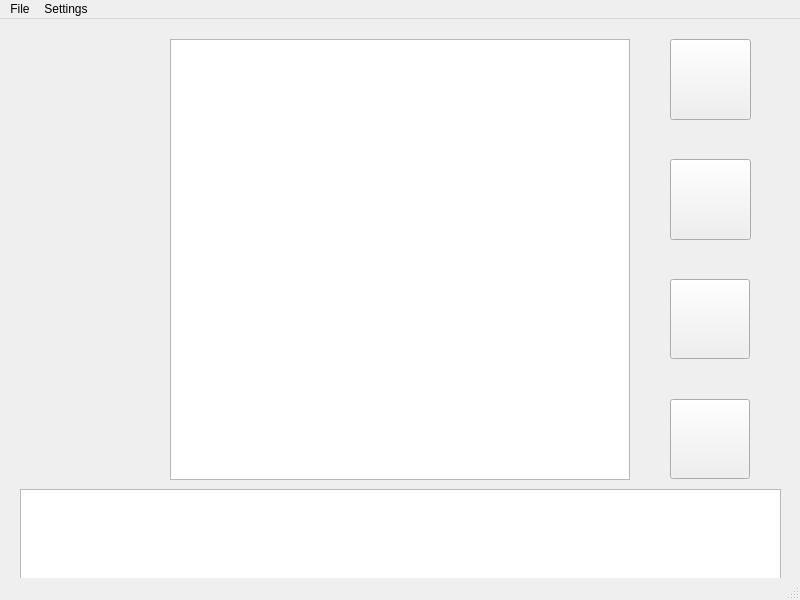
Before: the Qt Designer form SpriteEditor/mainwindow.ui in 00Calvin00/Git-Happens, drawn with Qt 5.
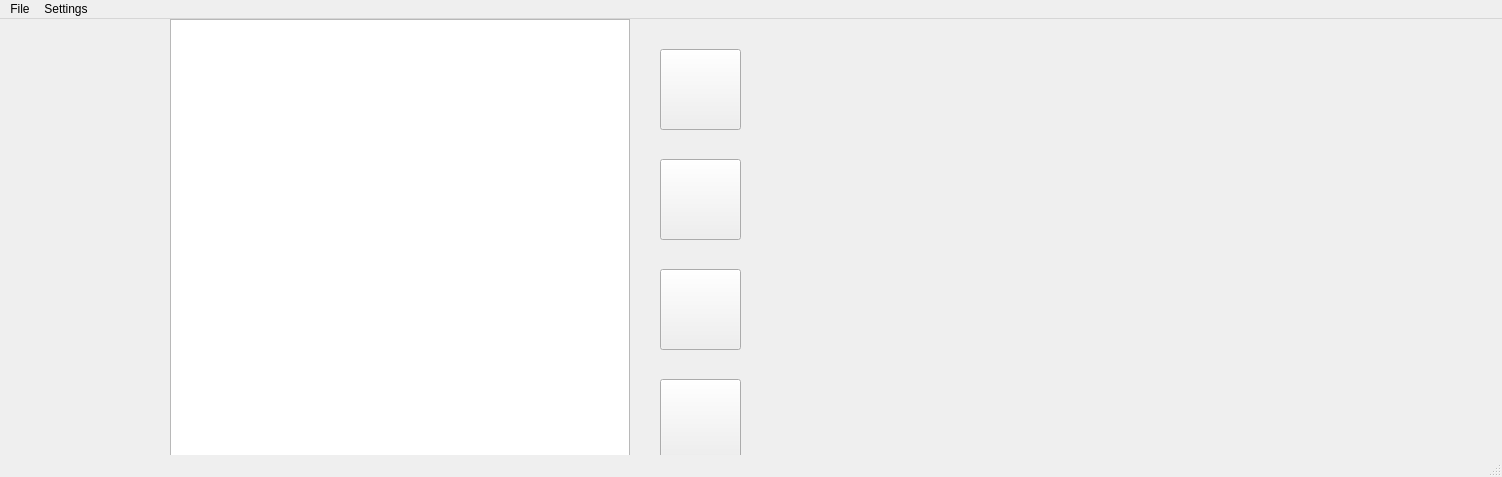
After: the same form once the commit is applied.

Commit message: Testing rough UI layout on different screens.

```diff
--- a/SpriteEditor/mainwindow.ui
+++ b/SpriteEditor/mainwindow.ui
@@ -6,8 +6,8 @@
    <rect>
     <x>0</x>
     <y>0</y>
-    <width>800</width>
-    <height>600</height>
+    <width>1502</width>
+    <height>477</height>
    </rect>
   </property>
   <property name="windowTitle">
@@ -18,7 +18,7 @@
     <property name="geometry">
      <rect>
       <x>170</x>
-      <y>20</y>
+      <y>0</y>
       <width>460</width>
       <height>441</height>
      </rect>
@@ -34,9 +34,9 @@
     <property name="geometry">
      <rect>
       <x>30</x>
-      <y>20</y>
+      <y>10</y>
       <width>121</width>
-      <height>101</height>
+      <height>111</height>
      </rect>
     </property>
    </widget>
@@ -56,34 +56,25 @@
       <x>30</x>
       <y>260</y>
       <width>120</width>
-      <height>201</height>
+      <height>191</height>
      </rect>
     </property>
    </widget>
    <widget class="QListWidget" name="frameNavigator">
     <property name="geometry">
      <rect>
-      <x>20</x>
-      <y>470</y>
-      <width>761</width>
-      <height>91</height>
+      <x>30</x>
+      <y>449</y>
+      <width>741</width>
+      <height>101</height>
      </rect>
     </property>
    </widget>
-   <widget class="QWidget" name="toolSelector" native="true">
-    <property name="geometry">
-     <rect>
-      <x>650</x>
-      <y>20</y>
-      <width>120</width>
-      <height>441</height>
-     </rect>
-    </property>
     <widget class="QToolButton" name="toolButton">
      <property name="geometry">
       <rect>
-       <x>20</x>
-       <y>0</y>
+      <x>660</x>
+      <y>30</y>
        <width>81</width>
        <height>81</height>
       </rect>
@@ -92,24 +83,11 @@
       <string/>
      </property>
     </widget>
-    <widget class="QPushButton" name="pushButton_3">
-     <property name="geometry">
-      <rect>
-       <x>20</x>
-       <y>240</y>
-       <width>80</width>
-       <height>80</height>
-      </rect>
-     </property>
-     <property name="text">
-      <string/>
-     </property>
-    </widget>
     <widget class="QToolButton" name="toolButton_2">
      <property name="geometry">
       <rect>
-       <x>20</x>
-       <y>120</y>
+      <x>660</x>
+      <y>140</y>
        <width>81</width>
        <height>81</height>
       </rect>
@@ -118,27 +96,48 @@
       <string/>
      </property>
     </widget>
-    <widget class="QPushButton" name="pushButton_4">
+   <widget class="QToolButton" name="toolButton_3">
      <property name="geometry">
       <rect>
-       <x>20</x>
+      <x>660</x>
+      <y>250</y>
+      <width>81</width>
+      <height>81</height>
+     </rect>
+    </property>
+    <property name="text">
+     <string/>
+    </property>
+   </widget>
+   <widget class="QToolButton" name="toolButton_4">
+    <property name="geometry">
+     <rect>
+      <x>660</x>
        <y>360</y>
-       <width>80</width>
-       <height>80</height>
+      <width>81</width>
+      <height>81</height>
       </rect>
      </property>
      <property name="text">
       <string/>
      </property>
     </widget>
-   </widget>
+   <zorder>canvas</zorder>
+   <zorder>animationPreview</zorder>
+   <zorder>animationPreviewOptions</zorder>
+   <zorder>colorSelector</zorder>
+   <zorder>toolButton</zorder>
+   <zorder>toolButton_2</zorder>
+   <zorder>toolButton_3</zorder>
+   <zorder>toolButton_4</zorder>
+   <zorder>frameNavigator</zorder>
   </widget>
   <widget class="QMenuBar" name="menubar">
    <property name="geometry">
     <rect>
      <x>0</x>
      <y>0</y>
-     <width>800</width>
+     <width>1502</width>
      <height>18</height>
     </rect>
    </property>
```
Left out of the diff: 8 changed lines with no effect on the pictures. Lines whose indentation alone changed are shown as unchanged. The commit also changes 1 other file.
